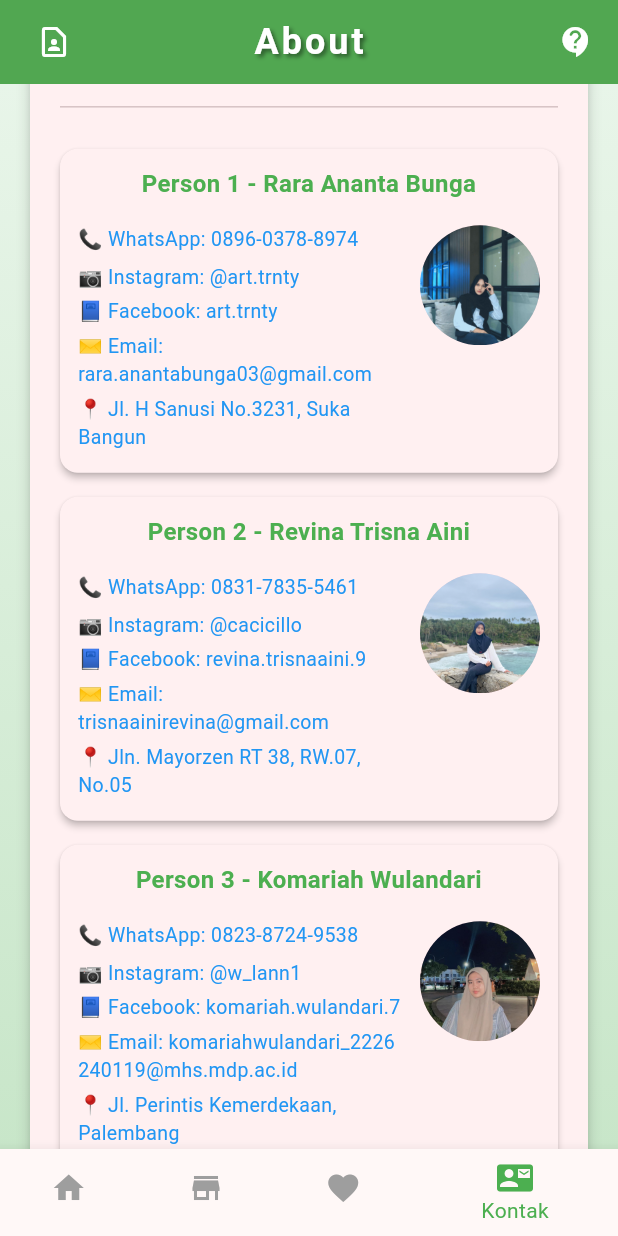
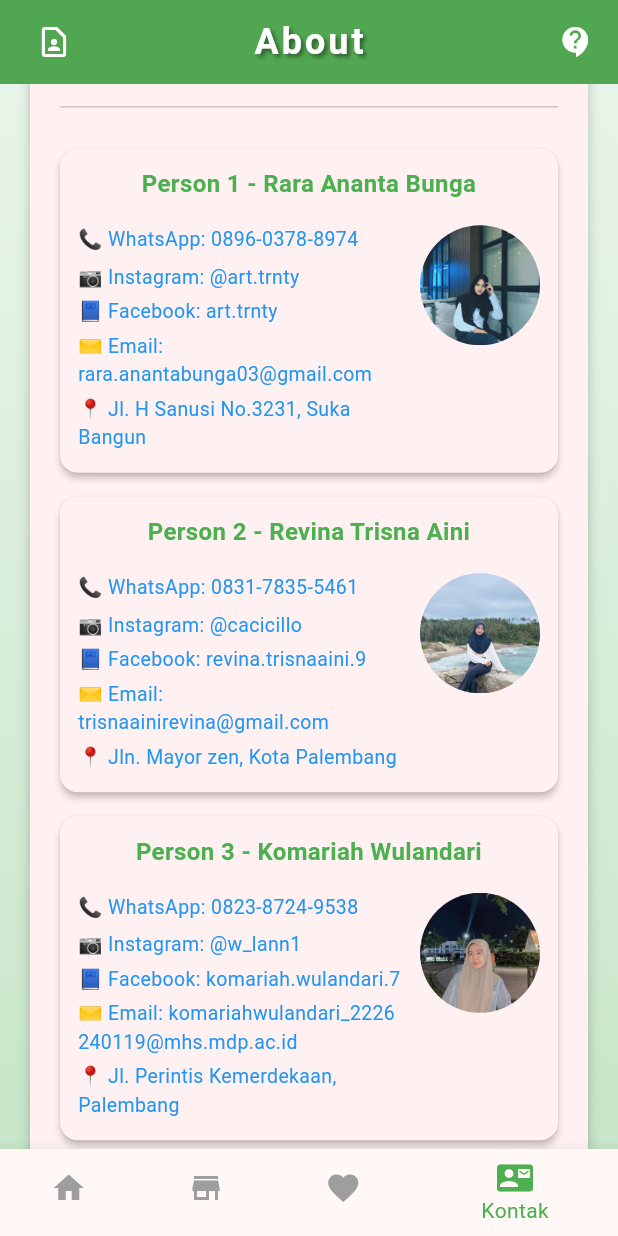
Before and after one commit to art-trnty/Florista, a Flutter app: the screen it shows once a user with an empty profile is signed in, item 4 of the bottom bar chosen, scrolled down 576 dp, on a phone screen of 412 x 824 dp. Run offline on Flutter 3.47's test engine with Material 3 defaults, Android fonts, the phone set to English and light mode, and no system bars; our stand-ins replace cloud_firestore, firebase_auth, firebase_core, flutter_spinkit, geocoding, geolocator and 2 more; missing offline and left inert: firebase_app_check; accounts and stored records are empty.

Commit message:
Update files

```diff
--- a/devtools_options.yaml
+++ b/devtools_options.yaml
@@ -1,3 +1,4 @@
 description: This file stores settings for Dart & Flutter DevTools.
 documentation: https://docs.flutter.dev/tools/devtools/extensions#configure-extension-enablement-states
 extensions:
+  - shared_preferences: true
--- a/lib/screens/AdditionalFeaturesScreen/AboutAppScreen.dart
+++ b/lib/screens/AdditionalFeaturesScreen/AboutAppScreen.dart
@@ -387,7 +387,7 @@ class _AboutAppScreenState extends State<AboutAppScreen> {
                                 instagram: "cacicillo",
                                 facebook: "revina.trisnaaini.9",
                                 email: "trisnaainirevina@gmail.com",
-                                address: "Jln. Mayorzen RT 38, RW.07, No.05",
+                                address: "Jln. Mayor zen, Kota Palembang",
                                 imagePath: "assets/Additional/Revina.jpg",
                               ),
                               buildContactCard(
@@ -402,7 +402,7 @@ class _AboutAppScreenState extends State<AboutAppScreen> {
                               ),
                               buildContactCard(
                                 name: "Person 4 - Nabila Salwa Zahrani",
-                                phone: "+62 82298203734",
+                                phone: "+62 82298203736",
                                 instagram: "nabilaaasz__",
                                 facebook: "nabila.salwazahrani",
                                 email:
--- a/lib/screens/AdditionalFeaturesScreen/ProfileDetailScreens.dart
+++ b/lib/screens/AdditionalFeaturesScreen/ProfileDetailScreens.dart
@@ -47,7 +47,7 @@ class _ProfileDetailScreenState extends State<ProfileDetailScreen> {
       return MemoryImage(base64Decode(base64Str));
     } catch (e) {
       debugPrint("Gagal decode base64: $e");
-      return const AssetImage("assets/profile.jpg");
+      return const AssetImage("assets//Additional/Profile.png");
     }
   }
 
```
Also changed, not shown: pubspec.lock.
